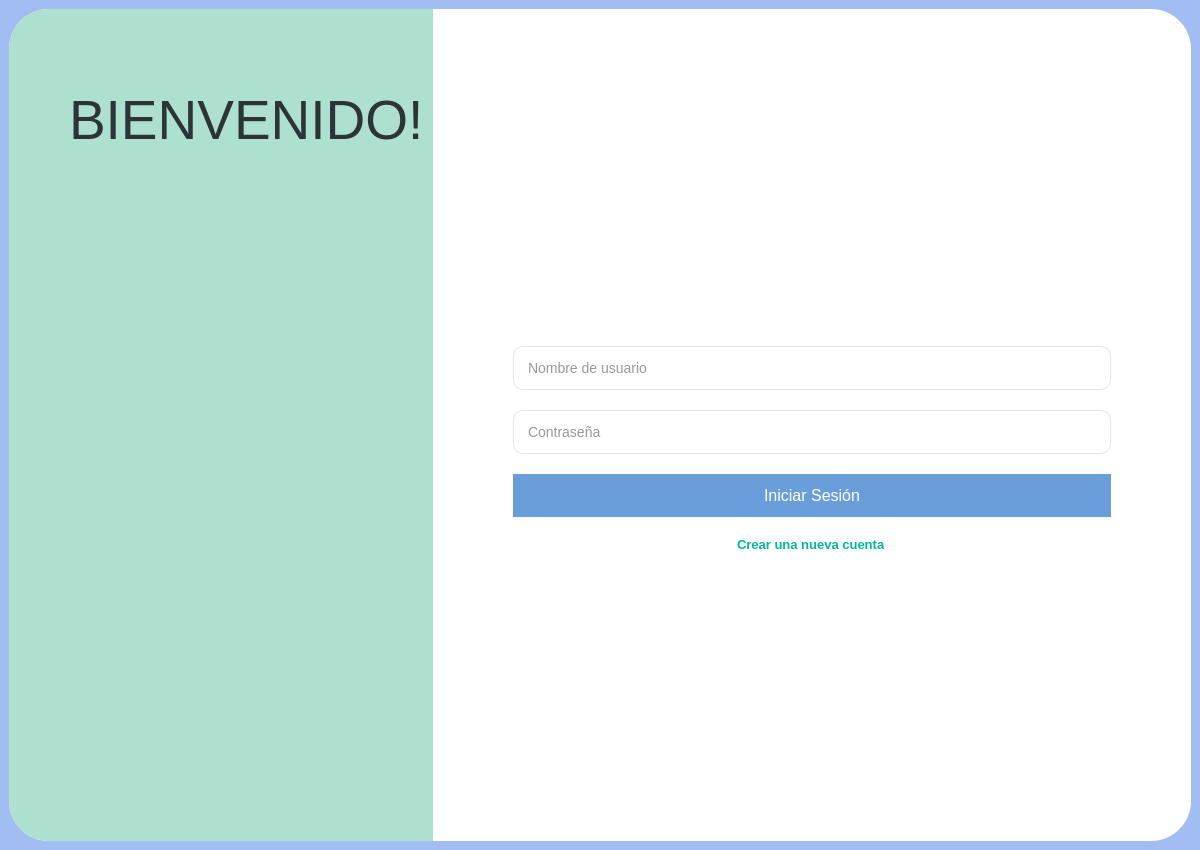
Qt form src/vista/Ui/VistaLogin.ui (hgarcg04/software-engineering) before a commit.
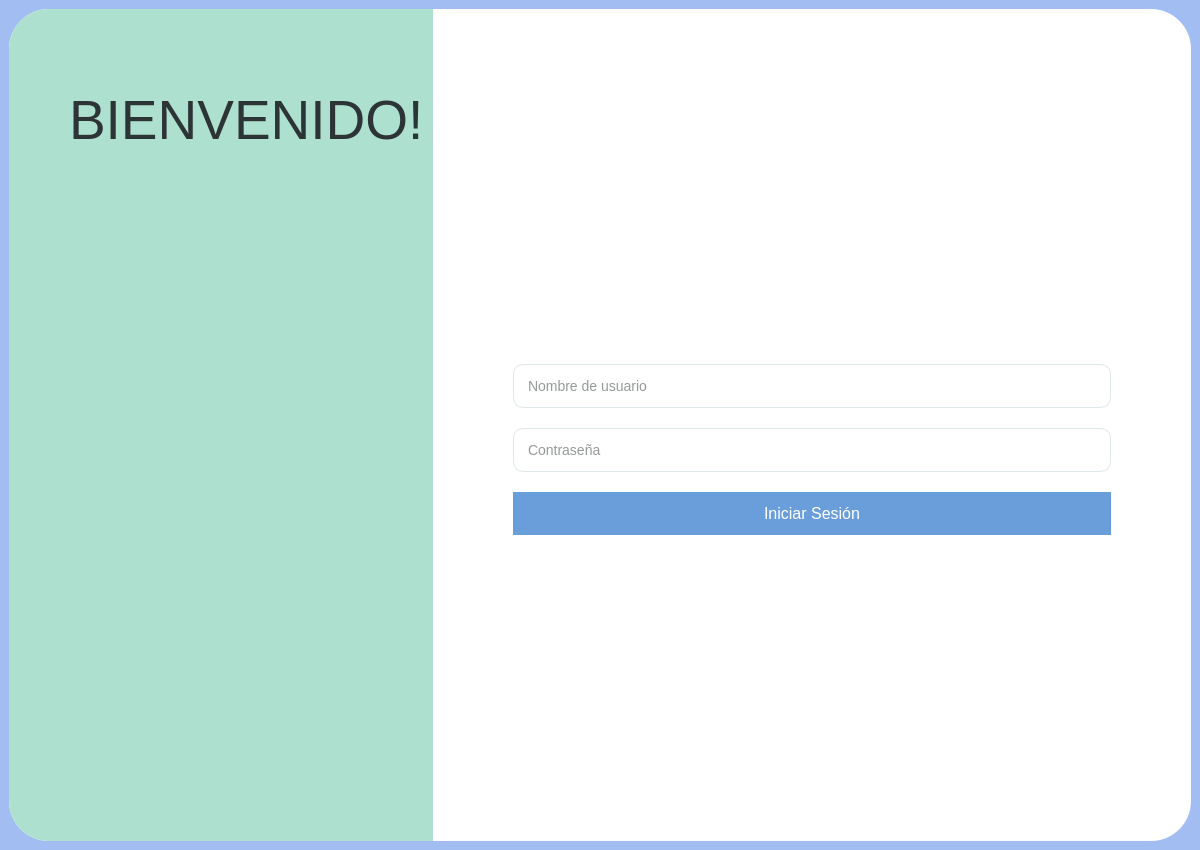
The same form after that commit. Icons and pictures are not drawn.

What changed in the file:
```diff
--- a/src/vista/Ui/VistaLogin.ui
+++ b/src/vista/Ui/VistaLogin.ui
@@ -342,13 +342,6 @@
             </property>
            </widget>
           </item>
-          <item alignment="Qt::AlignHCenter">
-           <widget class="QLabel" name="lbl_signup">
-            <property name="text">
-             <string>Crear una nueva cuenta</string>
-            </property>
-           </widget>
-          </item>
           <item>
            <spacer name="s2">
             <property name="orientation">
```
